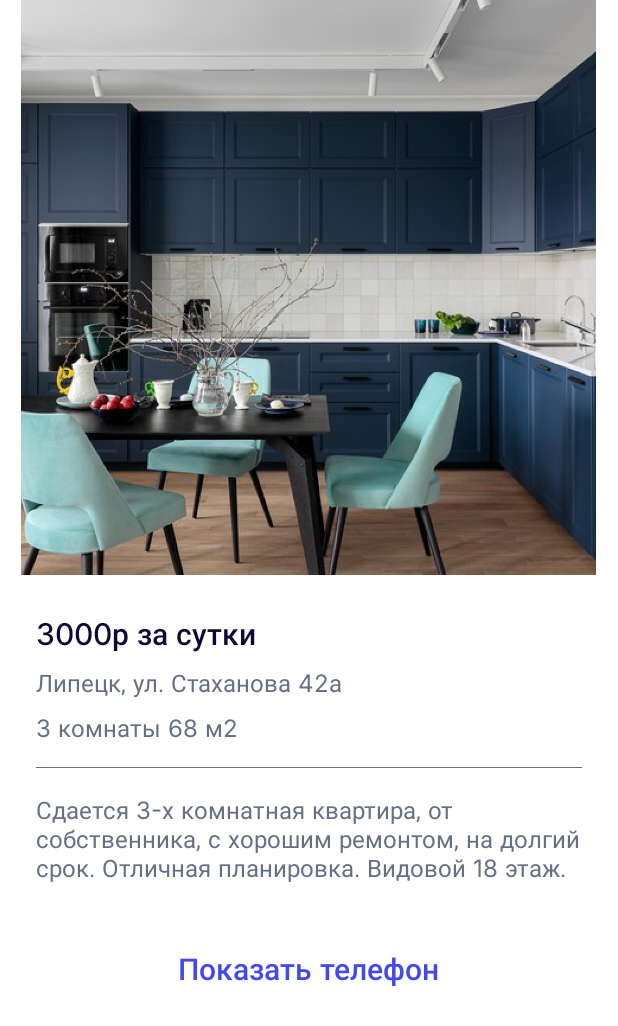
After one commit to Quatros777/TestDiplom, an Android app: the more_post screen opened directly, with no data from a screen before it, on a phone screen of 412 x 824 dp. The commit adds this screen. Shown: the top 1026 px of the screen. Run offline under Robolectric (Android 15) with nearby library versions, the phone set to English and light mode, and no system bars; Roboto replaces fonts that are not available here.

Commit message:
commitWithDB2

```diff
--- a/app/src/main/AndroidManifest.xml
+++ b/app/src/main/AndroidManifest.xml
@@ -11,6 +11,9 @@
         android:supportsRtl="true"
         android:theme="@style/Theme.TestDiplom"
         tools:targetApi="31">
+        <activity
+            android:name=".more_post"
+            android:exported="false" />
         <activity
             android:name=".activity_posts"
             android:exported="false" />
--- /dev/null
+++ b/app/src/main/java/com/example/testdiplom/more_post.java
@@ -0,0 +1,34 @@
+package com.example.testdiplom;
+
+import androidx.appcompat.app.AppCompatActivity;
+
+import android.os.Bundle;
+import android.view.LayoutInflater;
+import android.view.View;
+import android.widget.Button;
+import android.widget.LinearLayout;
+import com.google.android.material.bottomsheet.BottomSheetDialog;
+public class more_post extends AppCompatActivity {
+
+    @Override
+    protected void onCreate(Bundle savedInstanceState) {
+        super.onCreate(savedInstanceState);
+        setContentView(R.layout.activity_more_post);
+        Button showPhone = findViewById(R.id.showPhone);
+        showPhone.setOnClickListener(new View.OnClickListener() {
+            @Override
+            public void onClick(View view) {
+                BottomSheetDialog BottomSheetPhone = new BottomSheetDialog(
+                        more_post.this, R.style.BottomSheetDialogTheme
+                );
+                View BottomSheetView2 = LayoutInflater.from(getApplicationContext())
+                        .inflate(
+                                R.layout.bottom_sheet_phone,
+                                (LinearLayout)findViewById(R.id.bottomSheetContainerPhone)
+                        );
+                BottomSheetPhone.setContentView(BottomSheetView2);
+                BottomSheetPhone.show();
+            }
+        });
+    }
+}
--- a/app/src/main/java/com/example/testdiplom/profile.java
+++ b/app/src/main/java/com/example/testdiplom/profile.java
@@ -34,5 +34,4 @@ public class profile extends AppCompatActivity {
             }
         });
     }
-
 }
--- a/app/src/main/res/layout/activity_create_acc.xml
+++ b/app/src/main/res/layout/activity_create_acc.xml
@@ -83,6 +83,9 @@
         android:layout_height="wrap_content"
         android:layout_marginLeft="40sp"
         android:layout_marginTop="176sp"
+        android:digits="+0123456789"
+        android:maxLength="12"
+        android:inputType="phone"
         android:background="@drawable/edittextstyle"
         android:fontFamily="@font/inter"
         android:hint="+7"
--- /dev/null
+++ b/app/src/main/res/layout/activity_more_post.xml
@@ -0,0 +1,87 @@
+<?xml version="1.0" encoding="utf-8"?>
+<LinearLayout xmlns:android="http://schemas.android.com/apk/res/android"
+    xmlns:app="http://schemas.android.com/apk/res-auto"
+    xmlns:tools="http://schemas.android.com/tools"
+    android:layout_width="match_parent"
+    android:layout_height="match_parent"
+    android:orientation="vertical"
+    tools:context=".more_post">
+
+    <ImageView
+        android:layout_width="383sp"
+        android:layout_gravity="center"
+        android:layout_height="383sp"
+        android:src="@drawable/morepost"
+        ></ImageView>
+
+    <LinearLayout
+        android:layout_width="match_parent"
+        android:layout_height="wrap_content"
+        android:orientation="vertical"
+        android:layout_marginTop="24sp"
+        android:layout_marginStart="24dp"
+        android:layout_marginEnd="24dp"
+        >
+
+        <TextView
+            android:layout_width="match_parent"
+            android:layout_height="wrap_content"
+            android:fontFamily="@font/inter_medium"
+            android:text="3000р за сутки"
+            android:textColor="@color/PureDark"
+            android:textSize="20sp">
+        </TextView>
+
+        <TextView
+            android:layout_width="match_parent"
+            android:layout_height="wrap_content"
+            android:layout_marginTop="8dp"
+            android:fontFamily="@font/inter"
+            android:text="Липецк, ул. Стаханова 42а"
+            android:textSize="16sp"
+            android:textColor="#667085"
+            ></TextView>
+
+        <TextView
+            android:layout_width="match_parent"
+            android:layout_height="wrap_content"
+            android:layout_marginTop="8dp"
+            android:text="3 комнаты 68 м2"
+            android:fontFamily="@font/inter"
+            android:textSize="16sp"
+            android:textColor="#667085">
+        </TextView>
+
+        <View
+            android:layout_width="match_parent"
+            android:layout_marginTop="16dp"
+            android:layout_height="0.75dp"
+            android:background="#667085" />
+
+        <TextView
+            android:layout_width="match_parent"
+            android:layout_height="wrap_content"
+            android:layout_marginTop="16dp"
+            android:text="Сдается 3-х комнатная квартира, от собственника, с хорошим ремонтом, на долгий срок. Отличная планировка. Видовой 18 этаж."
+            android:fontFamily="@font/inter"
+            android:textSize="16sp"
+            android:textColor="#667085">
+        </TextView>
+
+    </LinearLayout>
+
+    <androidx.appcompat.widget.AppCompatButton
+        android:id="@+id/showPhone"
+        android:layout_width="342dp"
+        android:layout_height="48dp"
+        android:layout_gravity="center"
+        android:layout_marginTop="32dp"
+        android:fontFamily="@font/inter_medium"
+        android:textAllCaps="false"
+        android:background="@android:color/transparent"
+        android:textColor="@color/Blue"
+        android:textSize="20sp"
+        android:text="Показать телефон">
+    </androidx.appcompat.widget.AppCompatButton>
+
+    </LinearLayout>
```
Also changed, not shown: app/src/main/res/layout/activity_main.xml (+2 -5 lines), app/src/main/res/layout/activity_posts.xml (+8 -7 lines), app/src/main/res/layout/bottom_sheet_phone.xml (added, +49 -0 lines), app/src/main/res/drawable/morepost.png (added).
